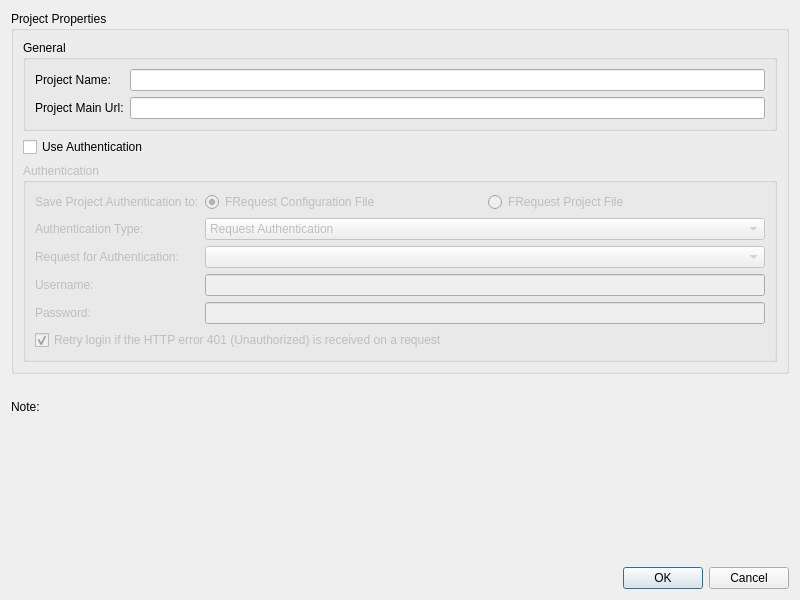
Qt form projectproperties.ui (fabiobento512/FRequest) before a commit.
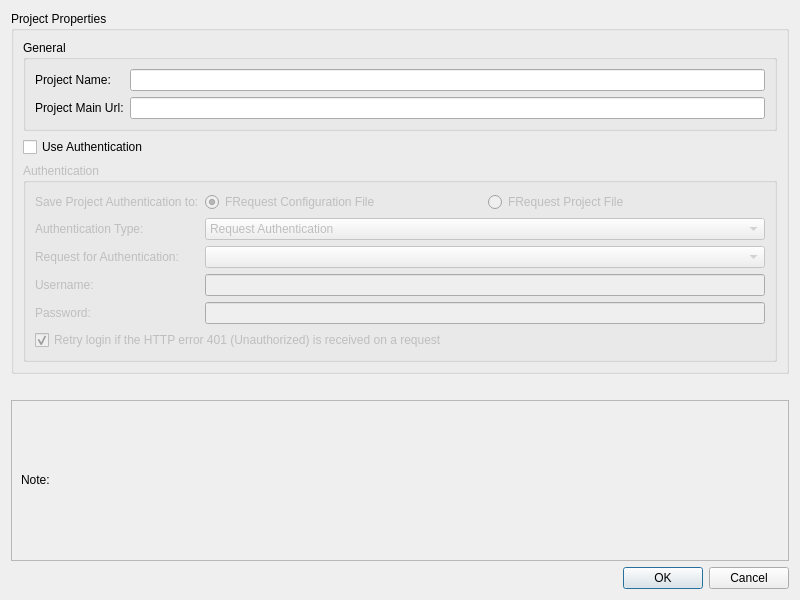
The same form after that commit.

Diff of the .ui file:
```diff
--- a/projectproperties.ui
+++ b/projectproperties.ui
@@ -190,6 +190,21 @@
     </spacer>
    </item>
    <item>
+    <widget class="QScrollArea" name="saProjectPropertiesNote">
+     <property name="widgetResizable">
+      <bool>true</bool>
+     </property>
+     <widget class="QWidget" name="scrollAreaWidgetContents_2">
+      <property name="geometry">
+       <rect>
+        <x>0</x>
+        <y>0</y>
+        <width>774</width>
+        <height>81</height>
+       </rect>
+      </property>
+      <layout class="QVBoxLayout" name="verticalLayout_3">
+       <item>
     <widget class="QLabel" name="lbProjectPropertiesNote">
      <property name="text">
       <string>Note:</string>
@@ -202,18 +217,9 @@
      </property>
     </widget>
    </item>
-   <item>
-    <spacer name="verticalSpacer">
-     <property name="orientation">
-      <enum>Qt::Vertical</enum>
-     </property>
-     <property name="sizeHint" stdset="0">
-      <size>
-       <width>20</width>
-       <height>223</height>
-      </size>
-     </property>
-    </spacer>
+      </layout>
+     </widget>
+    </widget>
    </item>
    <item>
     <widget class="QDialogButtonBox" name="buttonBox">
```
Lines whose indentation alone changed are shown as unchanged.
